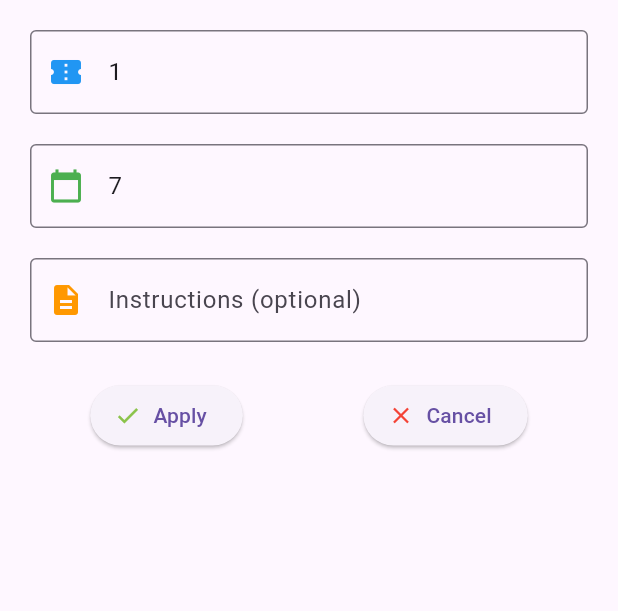
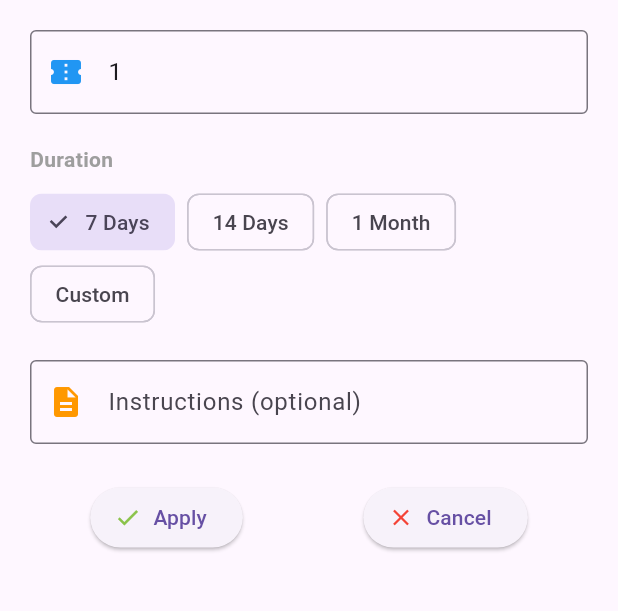
Before and after one commit to TomerPacific/Pill, a Flutter app: the AddingPillForm widget shown alone on an empty page, opened directly, on a phone screen of 412 x 824 dp, the part 195-806 px from its top. Run offline on Flutter 3.47's test engine with Material 3 defaults, Android fonts, the light colour scheme and no system bars; our stand-ins replace flutter_bloc, shared_preferences; accounts and stored records are empty.

Commit message:
Pill adding UI to make it easier to enter a pill regiment

```diff
--- a/lib/widget/adding_pill_form.dart
+++ b/lib/widget/adding_pill_form.dart
@@ -5,6 +5,7 @@ import 'package:pill/bloc/pill/pill_state.dart';
 import 'package:pill/bloc/pill/pill_bloc.dart';
 import 'package:pill/constants.dart';
 import 'package:pill/custom_icons.dart';
+import 'package:pill/model/pill_duration.dart';
 import 'package:pill/model/pill_to_take.dart';
 import 'package:pill/service/date_service.dart';
 import 'package:pill/utils.dart';
@@ -26,6 +27,7 @@ class AddingPillFormState extends State<AddingPillForm> {
   late final TextEditingController _pillAmountOfDaysToTakeController;
   late final TextEditingController _pillRegimentController;
   late final TextEditingController _pillDescriptionController;
+  PillDuration _selectedDurationPreset = PillDuration.sevenDays;
 
   @override
   void initState() {
@@ -36,6 +38,17 @@ class AddingPillFormState extends State<AddingPillForm> {
     _pillRegimentController =
         TextEditingController(text: DEFAULT_PILL_REGIMENT);
     _pillDescriptionController = TextEditingController();
+
+    // Set initial enum state based on default value
+    if (DEFAULT_PILL_DAYS == "7") {
+      _selectedDurationPreset = PillDuration.sevenDays;
+    } else if (DEFAULT_PILL_DAYS == "14") {
+      _selectedDurationPreset = PillDuration.fourteenDays;
+    } else if (DEFAULT_PILL_DAYS == "30") {
+      _selectedDurationPreset = PillDuration.oneMonth;
+    } else {
+      _selectedDurationPreset = PillDuration.custom;
+    }
   }
 
   @override
@@ -45,6 +58,13 @@ class AddingPillFormState extends State<AddingPillForm> {
     _pillRegimentController.dispose();
     _pillDescriptionController.dispose();
     super.dispose();
+  }
+
+  void _updateDuration(String value, PillDuration preset) {
+    setState(() {
+      _selectedDurationPreset = preset;
+      _pillAmountOfDaysToTakeController.text = value;
+    });
   }
 
   @override
@@ -114,6 +134,50 @@ class AddingPillFormState extends State<AddingPillForm> {
                         return null;
                       }),
                   SizedBox(height: 20.0),
+                  Column(
+                    crossAxisAlignment: CrossAxisAlignment.start,
+                    children: [
+                      Align(
+                        alignment: Alignment.centerLeft,
+                        child: Text("Duration",
+                            style: TextStyle(
+                                fontWeight: FontWeight.bold, color: Colors.grey)),
+                      ),
+                      SizedBox(height: 8.0),
+                      Wrap(
+                        spacing: 8.0,
+                        children: [
+                          ChoiceChip(
+                            label: Text("7 Days"),
+                            selected: _selectedDurationPreset == PillDuration.sevenDays,
+                            onSelected: (selected) => _updateDuration("7", PillDuration.sevenDays),
+                          ),
+                          ChoiceChip(
+                            label: Text("14 Days"),
+                            selected: _selectedDurationPreset == PillDuration.fourteenDays,
+                            onSelected: (selected) =>
+                                _updateDuration("14", PillDuration.fourteenDays),
+                          ),
+                          ChoiceChip(
+                            label: Text("1 Month"),
+                            selected: _selectedDurationPreset == PillDuration.oneMonth,
+                            onSelected: (selected) =>
+                                _updateDuration("30", PillDuration.oneMonth),
+                          ),
+                          ChoiceChip(
+                            label: Text("Custom"),
+                            selected: _selectedDurationPreset == PillDuration.custom,
+                            onSelected: (selected) {
+                              setState(() {
+                                _selectedDurationPreset = PillDuration.custom;
+                                _pillAmountOfDaysToTakeController.clear();
+                              });
+                            },
+                          ),
+                        ],
+                      ),
+                      if (_selectedDurationPreset == PillDuration.custom) ...[
+                        SizedBox(height: 10.0),
                         TextFormField(
                             key: ObjectKey("pillDays"),
                             controller: _pillAmountOfDaysToTakeController,
@@ -125,9 +189,9 @@ class AddingPillFormState extends State<AddingPillForm> {
                                   borderSide:
                                       BorderSide(color: Colors.green, width: 1),
                                 ),
-                          hintText: 'For How Many Days?',
-                          prefixIcon:
-                              Icon(Icons.calendar_today, color: Colors.green)),
+                                hintText: 'Number of days',
+                                prefixIcon: Icon(Icons.calendar_today,
+                                    color: Colors.green)),
                             validator: (value) {
                               if (value == null ||
                                   value.isEmpty ||
@@ -136,6 +200,9 @@ class AddingPillFormState extends State<AddingPillForm> {
                               }
                               return null;
                             }),
+                      ],
+                    ],
+                  ),
                   SizedBox(height: 20.0),
                   TextFormField(
                       key: ObjectKey("pillDescription"),
```
Lines whose indentation alone changed are shown as unchanged.
